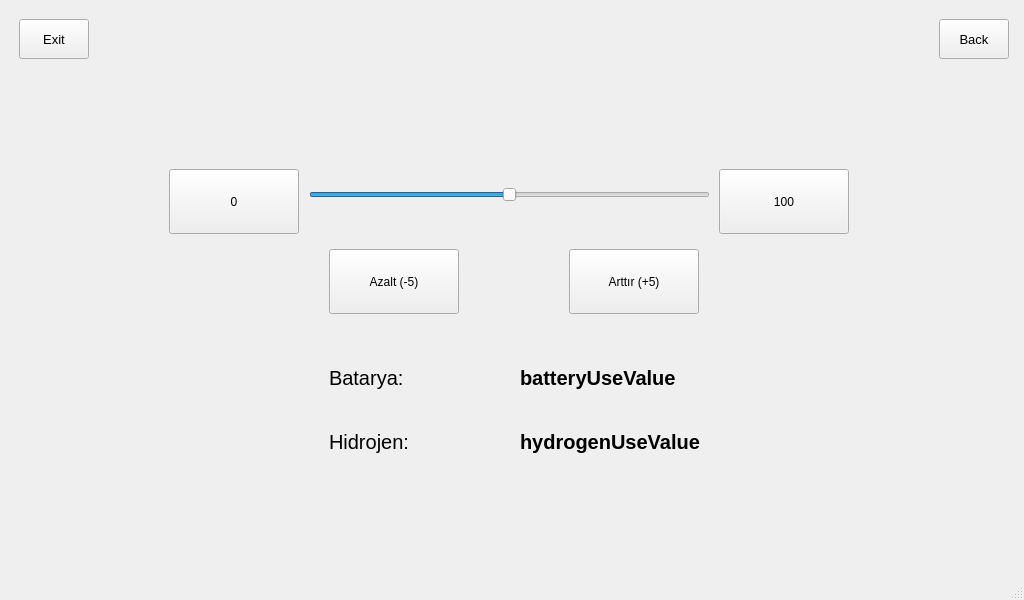
Before: the Qt Designer form mainwindow.ui in mertkaplandar/bmt-vehicle-display, drawn with Qt 5.
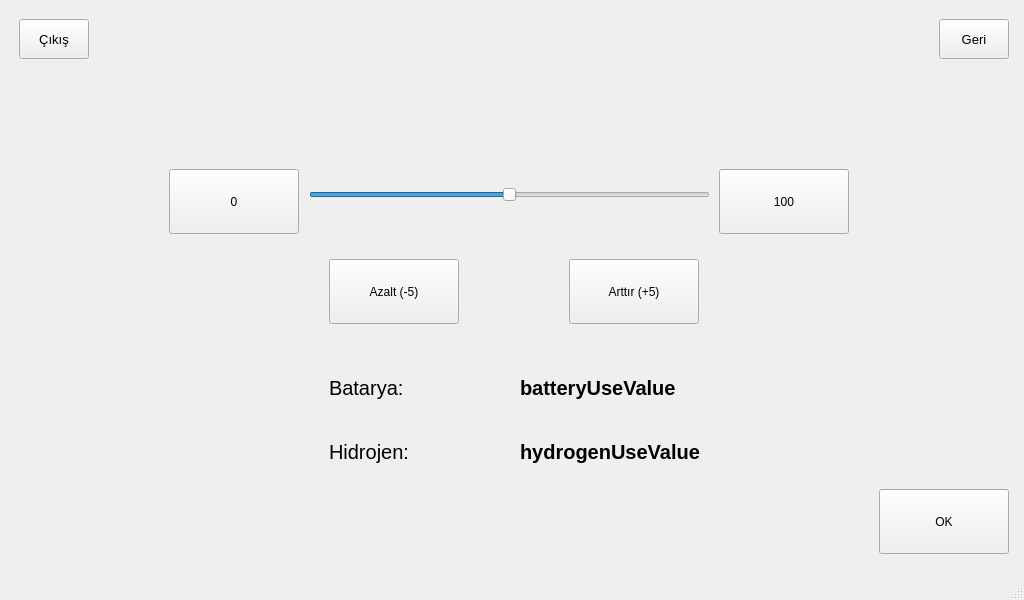
After: the same form once the commit is applied. The open tabs and pages were chosen to show the change. Icons and pictures are not drawn.

```diff
--- a/mainwindow.ui
+++ b/mainwindow.ui
@@ -332,7 +332,7 @@
          </font>
         </property>
         <property name="text">
-         <string>Back</string>
+         <string>Geri</string>
         </property>
        </widget>
        <widget class="QPushButton" name="exitButton">
@@ -356,7 +356,7 @@
          </font>
         </property>
         <property name="text">
-         <string>Exit</string>
+         <string>Çıkış</string>
         </property>
        </widget>
        <widget class="QSlider" name="currenUsingRatioSlider">
@@ -415,8 +415,21 @@
        <widget class="QPushButton" name="sliderDecreaseButton">
         <property name="geometry">
          <rect>
+          <x>320</x>
+          <y>250</y>
+          <width>130</width>
+          <height>65</height>
+         </rect>
+        </property>
+        <property name="text">
+         <string>Azalt (-5)</string>
+        </property>
+       </widget>
+       <widget class="QPushButton" name="sliderIncreaseButton">
+        <property name="geometry">
+         <rect>
           <x>560</x>
-          <y>240</y>
+          <y>250</y>
           <width>130</width>
           <height>65</height>
          </rect>
@@ -425,24 +438,11 @@
          <string>Arttır (+5)</string>
         </property>
        </widget>
-       <widget class="QPushButton" name="sliderIncreaseButton">
-        <property name="geometry">
-         <rect>
-          <x>320</x>
-          <y>240</y>
-          <width>130</width>
-          <height>65</height>
-         </rect>
-        </property>
-        <property name="text">
-         <string>Azalt (-5)</string>
-        </property>
-       </widget>
        <widget class="QWidget" name="gridLayoutWidget_5">
         <property name="geometry">
          <rect>
           <x>320</x>
-          <y>340</y>
+          <y>350</y>
           <width>371</width>
           <height>121</height>
          </rect>
@@ -527,6 +527,19 @@
          </item>
         </layout>
        </widget>
+       <widget class="QPushButton" name="okButton">
+        <property name="geometry">
+         <rect>
+          <x>870</x>
+          <y>480</y>
+          <width>130</width>
+          <height>65</height>
+         </rect>
+        </property>
+        <property name="text">
+         <string>OK</string>
+        </property>
+       </widget>
       </widget>
      </widget>
     </item>
```
Left out of the diff: 47 changed lines with no effect on the pictures.
